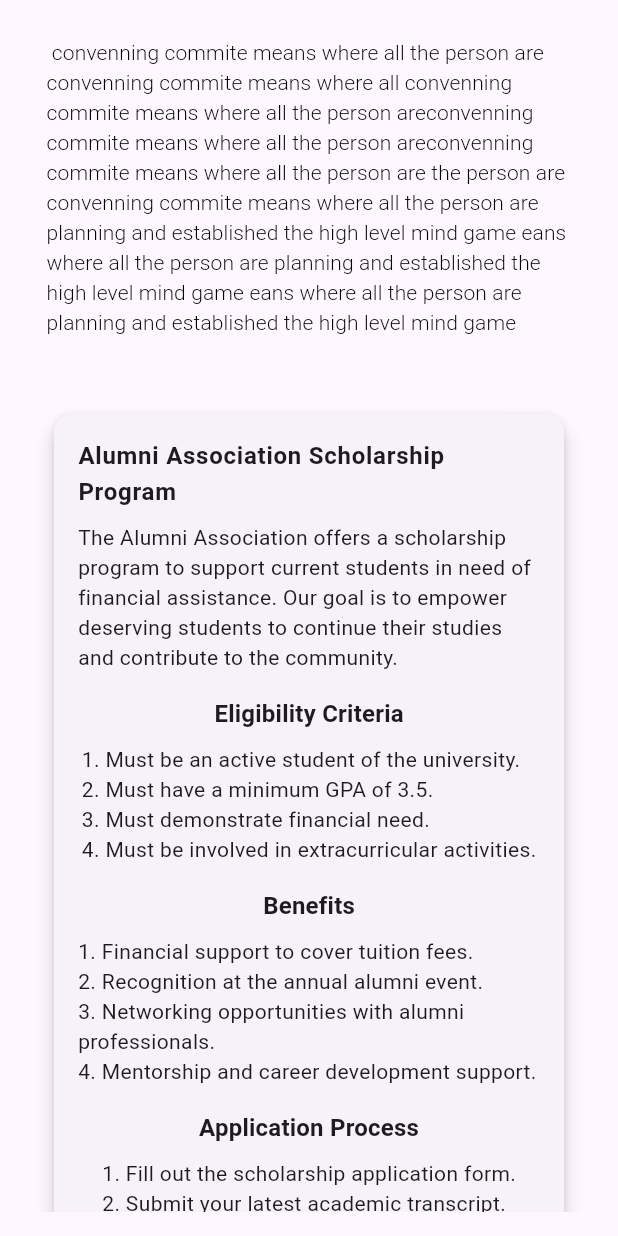
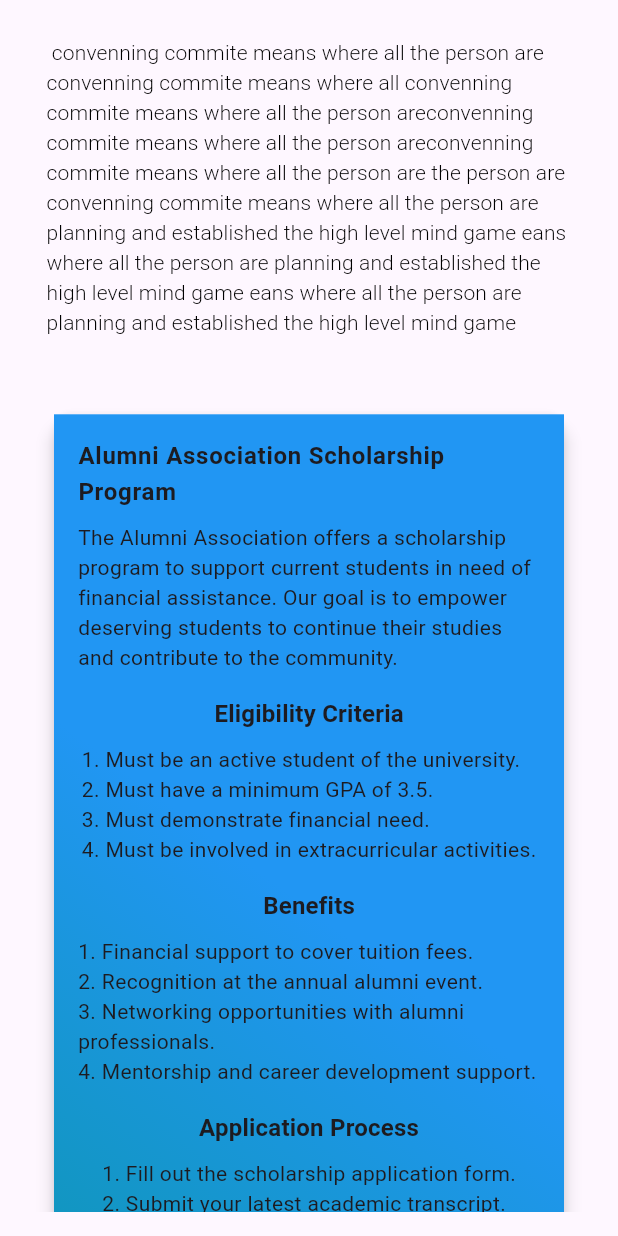
Before and after one commit to juwels1996/school_alumi, a Flutter app: the HomeScreenInformation screen opened directly, scrolled down 1152 dp, on a phone screen of 412 x 824 dp. Run offline on Flutter 3.47's test engine with Material 3 defaults, Android fonts, the phone set to English and light mode, and no system bars; our stand-ins replace carousel_slider, dio, flutter_screenutil, fluttertoast, get; network calls fail.

Commit message:
color chnages

```diff
--- a/lib/src/ui/home-screen/components/alumni_schoolarship.dart
+++ b/lib/src/ui/home-screen/components/alumni_schoolarship.dart
@@ -25,6 +25,13 @@ class ScholarshipProgramPage extends StatelessWidget {
     return Card(
       elevation: 5,
       shape: RoundedRectangleBorder(borderRadius: BorderRadius.circular(12)),
+      child: Container(
+        decoration: const BoxDecoration(
+          gradient: LinearGradient(
+            colors: [Colors.teal, Colors.blue],
+            begin: Alignment.bottomLeft,
+          ),
+        ),
         child: Padding(
           padding: const EdgeInsets.all(16.0),
           child: Column(
@@ -105,14 +112,15 @@ class ScholarshipProgramPage extends StatelessWidget {
               const SizedBox(height: 16),
 
               // Apply Now Button
-            ElevatedButton(
-              onPressed: () {
-                // Add navigation or other functionality
-                // Example: Navigate to an application form
-              },
-              child: const Text('Apply Now'),
+              // ElevatedButton(
+              //   onPressed: () {
+              //     // Add navigation or other functionality
+              //     // Example: Navigate to an application form
+              //   },
+              //   child: const Text('Apply Now'),
+              // ),
+            ],
           ),
-          ],
         ),
       ),
     );
--- a/lib/src/ui/home-screen/homescreen_information.dart
+++ b/lib/src/ui/home-screen/homescreen_information.dart
@@ -188,7 +188,10 @@ class HomeScreenInformation extends StatelessWidget {
     required String description,
     required BuildContext context,
   }) {
-    return Card(
+    return AnimatedContainer(
+      duration: Duration(milliseconds: 800),
+      curve: Curves.easeInOut,
+      child: Card(
         elevation: 4,
         color: color,
         shape: RoundedRectangleBorder(borderRadius: BorderRadius.circular(12)),
@@ -196,7 +199,11 @@ class HomeScreenInformation extends StatelessWidget {
           width: MediaQuery.of(context).size.width * 0.3,
           height: MediaQuery.of(context).size.height * 0.3,
           decoration: BoxDecoration(
-          color: color,
+            gradient: LinearGradient(
+              colors: [Colors.purple, Colors.blue],
+              begin: Alignment.bottomLeft,
+              end: Alignment.topRight,
+            ),
             borderRadius: BorderRadius.circular(12),
           ),
           child: Padding(
@@ -235,6 +242,7 @@ class HomeScreenInformation extends StatelessWidget {
             ),
           ),
         ),
+      ),
     );
   }
 
@@ -246,6 +254,14 @@ class HomeScreenInformation extends StatelessWidget {
       child: Container(
         height: MediaQuery.of(context).size.height * 0.25,
         width: MediaQuery.of(context).size.width * 0.25,
+        decoration: BoxDecoration(
+          borderRadius: BorderRadius.circular(12),
+          gradient: LinearGradient(
+            colors: [Colors.brown, Colors.blue],
+            begin: Alignment.bottomLeft,
+            end: Alignment.topRight,
+          ),
+        ),
         child: Padding(
           padding: const EdgeInsets.all(5.0),
           child: Row(
@@ -270,16 +286,15 @@ class HomeScreenInformation extends StatelessWidget {
                   children: [
                     Text(
                       'News Title', // Replace with actual news title
-                      style: Theme.of(context)
-                          .textTheme
-                          .titleMedium
-                          ?.copyWith(fontWeight: FontWeight.bold),
+                      style: Theme.of(context).textTheme.titleMedium?.copyWith(
+                          color: Colors.white, fontWeight: FontWeight.bold),
                     ),
                     const SizedBox(height: 8),
                     Text(
                       'প্রধান উপদেষ্টা অধ্যাপক মুহাম্মদ ইউনূস বলেছেন, ছাত্র–জনতার অভ্যুত্থানে ক্ষমতাচ্যুত শেখ হাসিনা সরকারের সময় দেশের অর্থনীতির উচ্চ প্রবৃদ্ধি নিয়ে যা বলা হতো, তা ছিল ‘জালিয়াতি’। শেখ হাসিনা দাবি করেছিলেন প্রবৃদ্ধিতে সবাইকে ছাড়িয়ে গেছে বাংলাদেশ। হাসিনা সরকারের দুর্নীতি নিয়ে প্রশ্ন না তোলায় আন্তর্জাতিক সম্প্রদায়ের ভূমিকা নিয়েও সমালোচনা করেন তিনি।বৃহস্পতিবার বার্তা সংস্থা রয়টার্সকে দেওয়া সাক্ষাৎকারে অধ্যাপক ইউনূস এসব কথা বলেন। একই সাক্ষাৎকারে তিনি বলেন, নির্বাচনে প্রতিদ্বন্দ্বিতা করার কোনো আগ্রহ তাঁর নেই।Brief description of the news goes here. This could be a short preview or an intro to the full article.',
                       style: Theme.of(context).textTheme.titleSmall!.copyWith(
                             fontSize: 12,
+                            color: Colors.white,
                           ),
                       maxLines: 6,
                     ),
@@ -361,7 +376,7 @@ class HomeScreenInformation extends StatelessWidget {
       child: Column(
         children: [
           const Text(
-            '©2024 Dhaka University Alumni Association',
+            '©2024 DMHS Alumni Association',
             style: TextStyle(color: Colors.white),
           ),
           const SizedBox(height: 8),
```
Also changed, not shown: lib/src/ui/about_us/about_us_screen.dart (+23 -35 lines), lib/src/ui/contact_us/contact_us.dart (+4 -4 lines), lib/src/ui/home-screen/components/user_card.dart (+15 -8 lines), lib/src/ui/home-screen/home_screen.dart (+10 -6 lines), lib/src/ui/notice_screen/notice_screen.dart (+31 -9 lines). Lines whose indentation alone changed are shown as unchanged.
